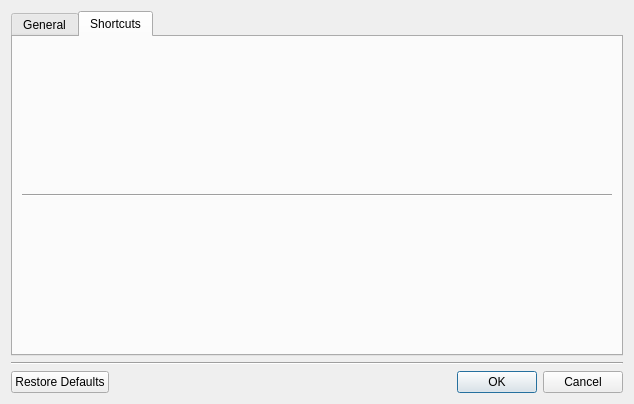
The window that src/ui/forms/SettingsDialog.ui (vookimedlo/vooki-image-viewer) describes before a commit, drawn with Qt 5.
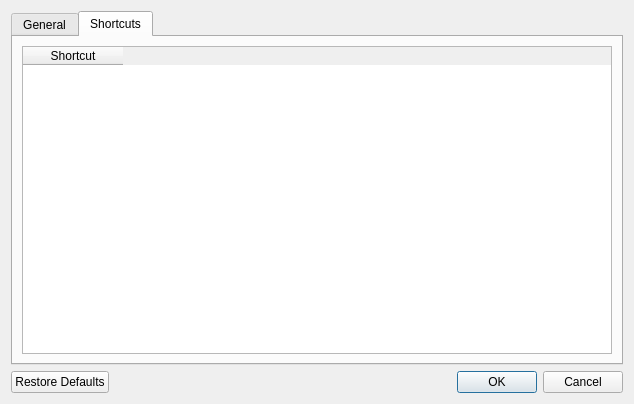
The same window after the commit. The open tabs and pages were chosen to show the change. Custom widgets are drawn as their Qt base class.

Commit message: Settings shortcuts initial support

What changed in the file:
```diff
--- a/src/ui/forms/SettingsDialog.ui
+++ b/src/ui/forms/SettingsDialog.ui
@@ -204,23 +204,21 @@
       </attribute>
       <layout class="QVBoxLayout" name="verticalLayout_9">
        <item>
-        <widget class="Line" name="line">
-         <property name="orientation">
-          <enum>Qt::Horizontal</enum>
+        <widget class="SettingsShortcutsTableWidget" name="tableShortcutsWidget">
+         <property name="alternatingRowColors">
+          <bool>true</bool>
          </property>
+         <column>
+          <property name="text">
+           <string>Shortcut</string>
+          </property>
+         </column>
         </widget>
        </item>
       </layout>
      </widget>
     </widget>
    </item>
-   <item>
-    <widget class="Line" name="line_2">
-     <property name="orientation">
-      <enum>Qt::Horizontal</enum>
-     </property>
-    </widget>
-   </item>
    <item>
     <widget class="QDialogButtonBox" name="buttonBox">
      <property name="orientation">
@@ -233,6 +231,13 @@
    </item>
   </layout>
  </widget>
+ <customwidgets>
+  <customwidget>
+   <class>SettingsShortcutsTableWidget</class>
+   <extends>QTableWidget</extends>
+   <header>../../src/ui/SettingsShortcutsTableWidget.h</header>
+  </customwidget>
+ </customwidgets>
  <resources/>
  <connections>
   <connection>
```
Left out of the diff: 66 changed lines with no effect on the pictures. The commit also changes 10 other files.
